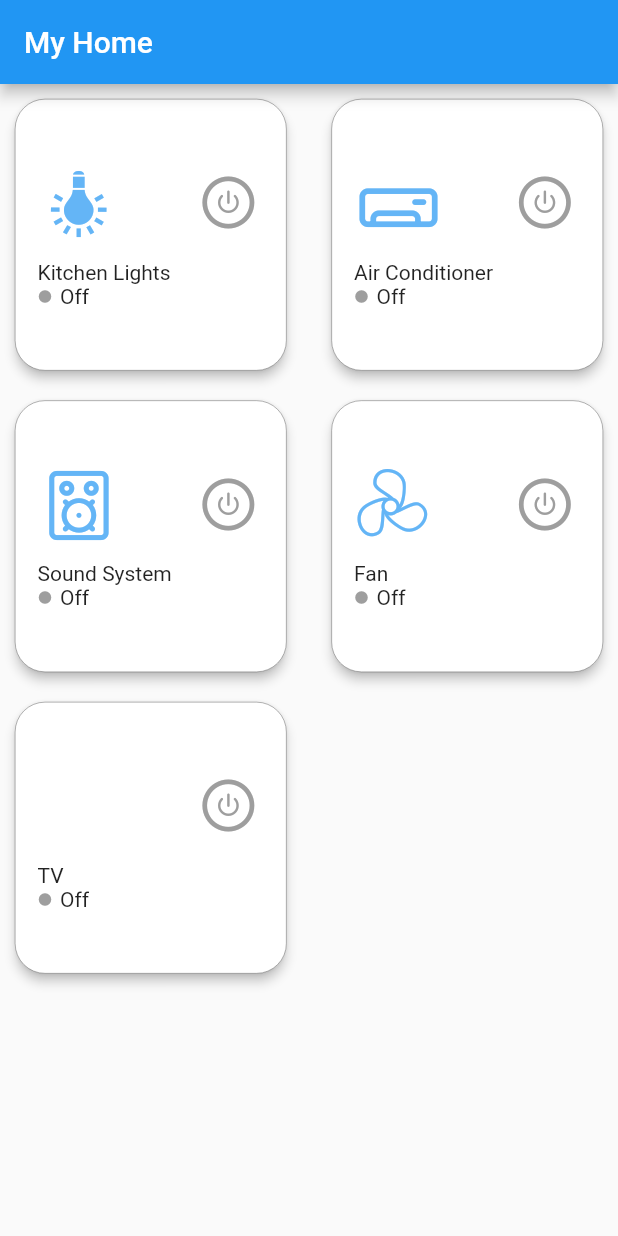
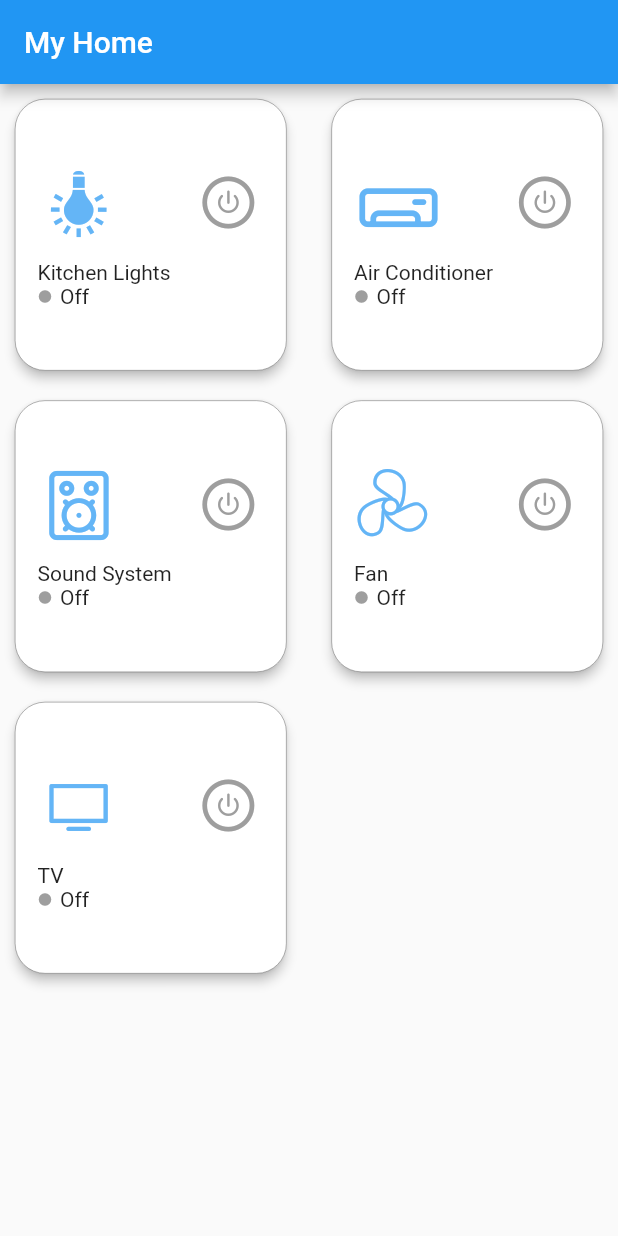
Before and after one commit to Y-T-G/IoT-App-Layout, a Flutter app: the screen it shows after launch, on a phone screen of 412 x 824 dp. Run offline on Flutter 3.47's test engine with Material 2 defaults, Android fonts, the phone set to English and light mode, and no system bars.

Commit message:
Update app_icons

```diff
--- a/lib/app_icons_icons.dart
+++ b/lib/app_icons_icons.dart
@@ -25,6 +25,6 @@ class AppIcons {
   static const IconData fan = IconData(0xe802, fontFamily: _kFontFam, fontPackage: _kFontPkg);
   static const IconData sound_system = IconData(0xe803, fontFamily: _kFontFam, fontPackage: _kFontPkg);
   static const IconData lightbulb = IconData(0xe805, fontFamily: _kFontFam, fontPackage: _kFontPkg);
+  static const IconData tv = IconData(0xe807, fontFamily: _kFontFam, fontPackage: _kFontPkg);
   static const IconData aircon = IconData(0xe808, fontFamily: _kFontFam, fontPackage: _kFontPkg);
-  static const IconData tv = IconData(0xe80a, fontFamily: _kFontFam, fontPackage: _kFontPkg);
 }
```
